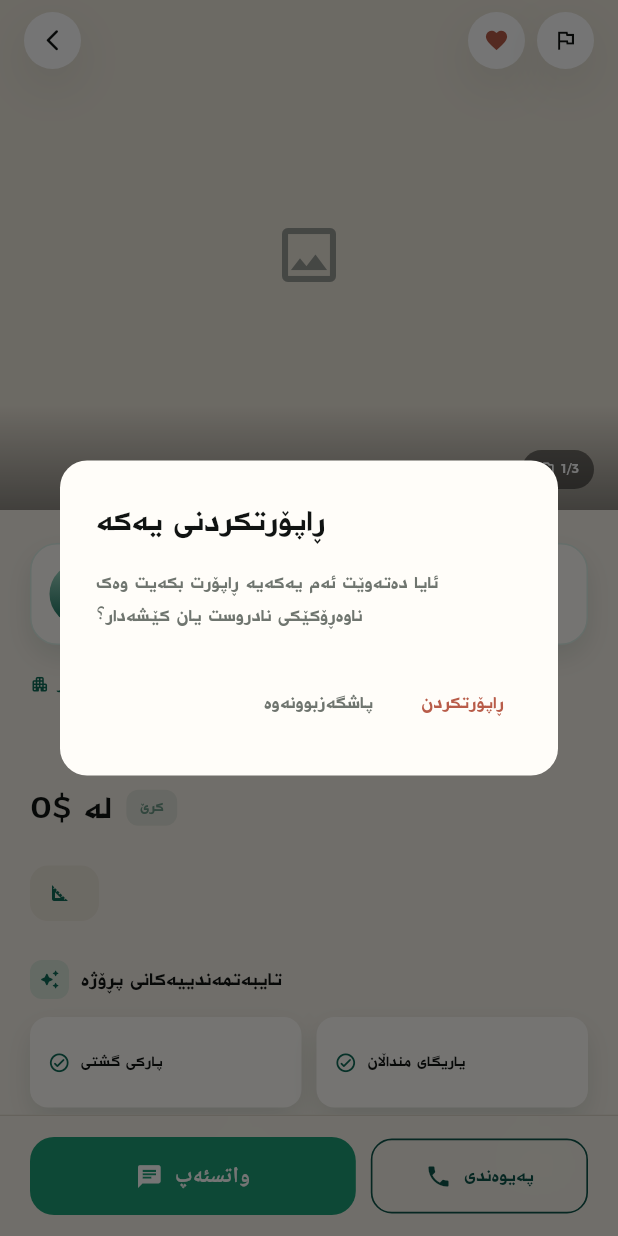
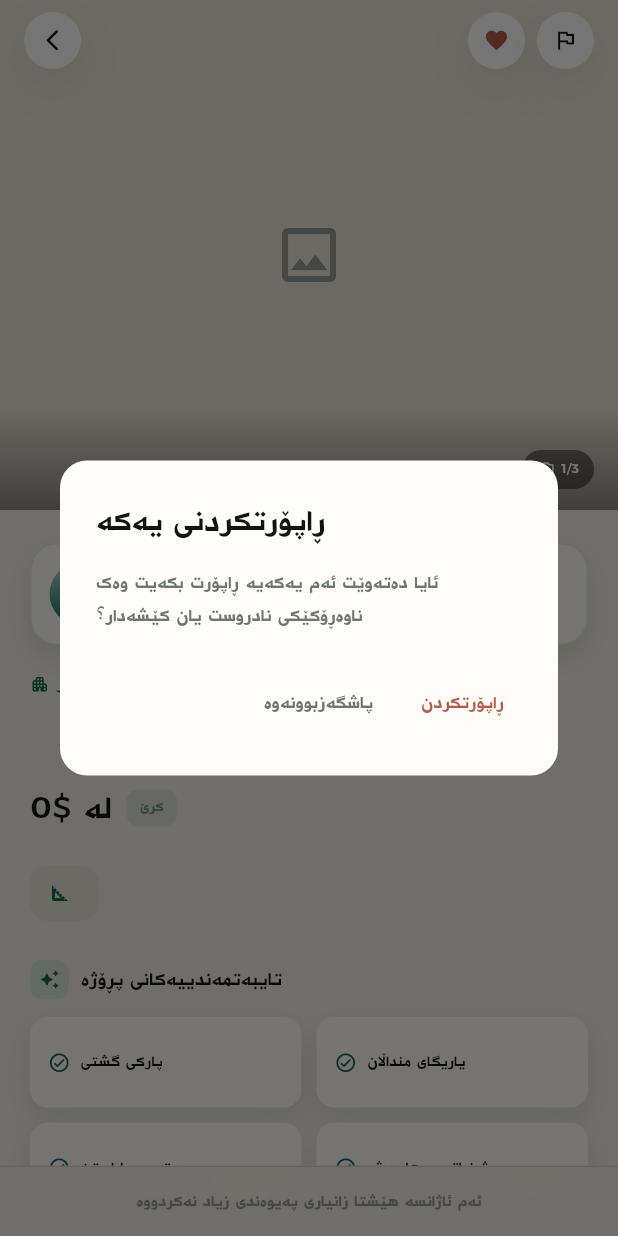
Before and after one commit to mabastindex-stack/shikodar, a Flutter app: the UnitDetailScreen screen opened directly with sample values from the repository, after a tap on the "favorite outline" icon, after a tap on the "flag" icon, on a phone screen of 412 x 824 dp. Run offline on Flutter 3.47's test engine with Material 3 defaults, Android fonts, the phone set to English and light mode, and no system bars; drawn by our look-alikes of cached_network_image, flutter_animate; our stand-ins replace dio, easy_localization, flutter_map, image_picker, latlong2, shared_preferences and 2 more; missing offline and left inert: flutter_map_animations; accounts and stored records are empty; network calls fail.

Commit message:
Stop routing every "contact" button through a placeholder phone number
- Contacting Shikodar itself (packages, boosting, offers, becoming a
  business) now goes to the real business number, centralized in one
  constant (shikodar_contact.dart) instead of copy-pasted everywhere
- Agency gains its own public phone/whatsapp (distinct from the private
  contract_phone) — agency/developer profiles, project and unit detail
  now contact that business's real number, with a plain "no contact
  info yet" state instead of a dead button when it hasn't set one
- Reel contact buttons now use the reel's own listing phone/whatsapp
  instead of the same placeholder

Co-Authored-By: Claude Sonnet 5 <noreply@anthropic.com>

```diff
--- a/assets/translations/ar.json
+++ b/assets/translations/ar.json
@@ -472,6 +472,7 @@
     "tab_reviews": "التقييمات",
     "tab_about": "نبذة",
     "empty_reviews": "لا توجد تقييمات بعد",
+    "no_contact_info": "لم تضف هذه الشركة معلومات تواصل بعد",
     "write_review_button": "اكتب تقييماً",
     "write_review_title": "اكتب تقييمك",
     "write_review_hint": "اكتب رأيك عن هذه الشركة (اختياري)",
--- a/assets/translations/en.json
+++ b/assets/translations/en.json
@@ -472,6 +472,7 @@
     "tab_reviews": "Reviews",
     "tab_about": "About",
     "empty_reviews": "No reviews yet",
+    "no_contact_info": "This business hasn't added contact info yet",
     "write_review_button": "Write a review",
     "write_review_title": "Write your review",
     "write_review_hint": "Share your thoughts about this company (optional)",
--- a/assets/translations/ku.json
+++ b/assets/translations/ku.json
@@ -472,6 +472,7 @@
     "tab_reviews": "هەڵسەنگاندن",
     "tab_about": "دەربارە",
     "empty_reviews": "هێشتا هیچ هەڵسەنگاندنێک نییە",
+    "no_contact_info": "ئەم ئاژانسە هێشتا زانیاری پەیوەندی زیاد نەکردووە",
     "write_review_button": "هەڵسەنگاندن بنووسە",
     "write_review_title": "هەڵسەنگاندنت بنووسە",
     "write_review_hint": "بۆچوونت لەبارەی ئەم کۆمپانیایە بنووسە (ئارەزوومەندانە)",
--- a/assets/translations/tk.json
+++ b/assets/translations/tk.json
@@ -472,6 +472,7 @@
     "tab_reviews": "Değerlendirmeler",
     "tab_about": "Hakkında",
     "empty_reviews": "Henüz değerlendirme yok",
+    "no_contact_info": "Bu şirket henüz iletişim bilgisi eklemedi",
     "write_review_button": "Değerlendirme yaz",
     "write_review_title": "Değerlendirmeni yaz",
     "write_review_hint": "Bu şirket hakkındaki görüşünü yaz (isteğe bağlı)",
--- a/lib/core/models/listing.dart
+++ b/lib/core/models/listing.dart
@@ -36,6 +36,12 @@ class Agency {
   final List<String> serviceAreas;
   final String bio;
 
+  /// The business's own public contact — how a browsing user reaches it
+  /// directly (profile page, or any project/unit without its own
+  /// listing-level phone/whatsapp). Null until the business sets one.
+  final String? phone;
+  final String? whatsapp;
+
   const Agency({
     required this.id,
     required this.name,
@@ -50,6 +56,8 @@ class Agency {
     this.specialties = const [],
     this.serviceAreas = const [],
     this.bio = '',
+    this.phone,
+    this.whatsapp,
   });
 
   Agency copyWith({
@@ -99,6 +107,8 @@ class Agency {
         specialties: (json['specialties'] as List?)?.map((e) => e.toString()).toList() ?? const [],
         serviceAreas: (json['service_areas'] as List?)?.map((e) => e.toString()).toList() ?? const [],
         bio: json['bio'] ?? '',
+        phone: json['phone'],
+        whatsapp: json['whatsapp'],
       );
 }
 
--- /dev/null
+++ b/lib/core/shikodar_contact.dart
@@ -0,0 +1,5 @@
+/// Shikodar's own business WhatsApp/phone number, in the "964XXXXXXXXXX"
+/// form the wa.me/tel: deep links use — for flows that contact Shikodar
+/// itself (packages, boosting, offers, becoming a business), as opposed to
+/// contacting a specific listing/agency's own number.
+const shikodarPhoneDigits = '9647515229868';
--- a/lib/features/offers/screens/offer_detail_screen.dart
+++ b/lib/features/offers/screens/offer_detail_screen.dart
@@ -3,6 +3,7 @@ import 'package:easy_localization/easy_localization.dart';
 import 'package:flutter/material.dart';
 import 'package:flutter_animate/flutter_animate.dart';
 import 'package:url_launcher/url_launcher.dart';
+import '../../../core/shikodar_contact.dart';
 import '../../../core/theme/app_colors.dart';
 import '../../../core/theme/app_palette.dart';
 import 'offers_list_screen.dart';
@@ -141,7 +142,7 @@ class _OfferDetailScreenState extends State<OfferDetailScreen> with SingleTicker
                     color: Colors.transparent,
                     borderRadius: BorderRadius.circular(14),
                     child: InkWell(
-                      onTap: () => launchUrl(Uri.parse('https://wa.me/9647700000000'), mode: LaunchMode.externalApplication),
+                      onTap: () => launchUrl(Uri.parse('https://wa.me/$shikodarPhoneDigits'), mode: LaunchMode.externalApplication),
                       borderRadius: BorderRadius.circular(14),
                       child: Container(
                         padding: const EdgeInsets.symmetric(vertical: 16),
--- a/lib/features/packages/screens/packages_screen.dart
+++ b/lib/features/packages/screens/packages_screen.dart
@@ -3,6 +3,7 @@ import 'package:easy_localization/easy_localization.dart';
 import 'package:flutter/material.dart';
 import 'package:flutter_animate/flutter_animate.dart';
 import 'package:url_launcher/url_launcher.dart';
+import '../../../core/shikodar_contact.dart';
 import '../../../core/theme/app_colors.dart';
 import '../../../core/theme/app_palette.dart';
 
@@ -347,7 +348,7 @@ class _PackagesScreenState extends State<PackagesScreen> {
                   width: double.infinity,
                   child: ElevatedButton.icon(
                     onPressed: () => launchUrl(
-                      Uri.parse('https://wa.me/9647700000000?text=${Uri.encodeComponent('packages.whatsapp_message'.tr(args: [plan.name]))}'),
+                      Uri.parse('https://wa.me/$shikodarPhoneDigits?text=${Uri.encodeComponent('packages.whatsapp_message'.tr(args: [plan.name]))}'),
                       mode: LaunchMode.externalApplication,
                     ),
                     icon: const Icon(Icons.chat, size: 18),
@@ -364,7 +365,7 @@ class _PackagesScreenState extends State<PackagesScreen> {
                 SizedBox(
                   width: double.infinity,
                   child: OutlinedButton.icon(
-                    onPressed: () => launchUrl(Uri.parse('tel:+9647700000000')),
+                    onPressed: () => launchUrl(Uri.parse('tel:+$shikodarPhoneDigits')),
                     icon: Icon(Icons.phone, size: 18, color: sheetPalette.primary),
                     label: Text('packages.call_action'.tr(), style: TextStyle(color: sheetPalette.primary)),
                     style: OutlinedButton.styleFrom(
--- a/lib/features/profile/screens/profile_screen.dart
+++ b/lib/features/profile/screens/profile_screen.dart
@@ -11,6 +11,7 @@ import '../../../core/models/project.dart';
 import '../../../core/network/listing_repository.dart';
 import '../../../core/network/project_repository.dart';
 import '../../../core/network/reel_repository.dart';
+import '../../../core/shikodar_contact.dart';
 import '../../../core/session/business_profile_store.dart';
 import '../../../core/session/user_session.dart';
 import '../../../core/theme/app_colors.dart';
@@ -961,7 +962,7 @@ class _ProfileScreenState extends State<ProfileScreen> with SingleTickerProvider
                 SizedBox(
                   width: double.infinity,
                   child: ElevatedButton.icon(
-                    onPressed: () => launchUrl(Uri.parse('https://wa.me/9647700000000'), mode: LaunchMode.externalApplication),
+                    onPressed: () => launchUrl(Uri.parse('https://wa.me/$shikodarPhoneDigits'), mode: LaunchMode.externalApplication),
                     icon: const Icon(Icons.chat, size: 18),
                     label: Text('listing.contact_whatsapp'.tr()),
                     style: ElevatedButton.styleFrom(backgroundColor: AppColors.whatsapp, foregroundColor: Colors.white, padding: const EdgeInsets.symmetric(vertical: 15)),
@@ -971,7 +972,7 @@ class _ProfileScreenState extends State<ProfileScreen> with SingleTickerProvider
                 SizedBox(
                   width: double.infinity,
                   child: OutlinedButton.icon(
-                    onPressed: () => launchUrl(Uri.parse('tel:+9647700000000')),
+                    onPressed: () => launchUrl(Uri.parse('tel:+$shikodarPhoneDigits')),
                     icon: Icon(Icons.phone, size: 18, color: palette.primary),
                     label: Text('listing.contact_call'.tr(), style: TextStyle(color: palette.primary)),
                     style: OutlinedButton.styleFrom(side: BorderSide(color: palette.primary.withOpacity(0.4)), padding: const EdgeInsets.symmetric(vertical: 15)),
--- a/lib/features/projects/screens/unit_detail_screen.dart
+++ b/lib/features/projects/screens/unit_detail_screen.dart
@@ -407,33 +407,39 @@ class _UnitDetailScreenState extends State<UnitDetailScreen> {
 
   Widget _contactBar() {
     final palette = context.palette;
+    final whatsappNumber = widget.project.agency.whatsapp ?? widget.project.agency.phone;
+    final callNumber = widget.project.agency.phone;
     return ClipRRect(
       child: BackdropFilter(
         filter: ImageFilter.blur(sigmaX: 18, sigmaY: 18),
         child: Container(
           padding: EdgeInsets.fromLTRB(20, 14, 20, 14 + MediaQuery.of(context).padding.bottom),
           decoration: BoxDecoration(color: palette.background.withOpacity(0.92), border: Border(top: BorderSide(color: palette.divider))),
-          child: Row(
+          child: whatsappNumber == null && callNumber == null
+              ? Text('agency_profile.no_contact_info'.tr(), textAlign: TextAlign.center, style: TextStyle(color: palette.textMuted, fontSize: 12.5))
+              : Row(
                   children: [
+                    if (whatsappNumber != null)
                       Expanded(
                         flex: 3,
                         child: ElevatedButton.icon(
                           onPressed: () {
                             context.read<ActivityRepository>().recordContact(type: 'project', id: widget.project.id);
-                    launchUrl(Uri.parse('https://wa.me/9647700000000'), mode: LaunchMode.externalApplication);
+                            launchUrl(Uri.parse('https://wa.me/964${whatsappNumber.replaceFirst(RegExp(r'^0'), '')}'), mode: LaunchMode.externalApplication);
                           },
                           icon: const Icon(Icons.chat, size: 18),
                           label: Text('listing.contact_whatsapp'.tr()),
                           style: ElevatedButton.styleFrom(backgroundColor: AppColors.whatsapp, foregroundColor: Colors.white),
                         ),
                       ),
-              const SizedBox(width: 10),
+                    if (whatsappNumber != null && callNumber != null) const SizedBox(width: 10),
+                    if (callNumber != null)
                       Expanded(
                         flex: 2,
                         child: OutlinedButton.icon(
                           onPressed: () {
                             context.read<ActivityRepository>().recordContact(type: 'project', id: widget.project.id);
-                    launchUrl(Uri.parse('tel:+9647700000000'));
+                            launchUrl(Uri.parse('tel:+964${callNumber.replaceFirst(RegExp(r'^0'), '')}'));
                           },
                           icon: const Icon(Icons.phone, size: 18),
                           label: Text('listing.contact_call'.tr()),
--- a/lib/features/reels/widgets/reel_overlay.dart
+++ b/lib/features/reels/widgets/reel_overlay.dart
@@ -14,12 +14,14 @@ class ReelOverlay extends StatelessWidget {
   const ReelOverlay({super.key, required this.listing});
 
   Future<void> _openWhatsApp() async {
-    final uri = Uri.parse('https://wa.me/9647700000000');
+    final number = (listing.whatsapp ?? listing.phone ?? '7700000000').replaceFirst(RegExp(r'^0'), '');
+    final uri = Uri.parse('https://wa.me/964$number');
     await launchUrl(uri, mode: LaunchMode.externalApplication);
   }
 
   Future<void> _call() async {
-    final uri = Uri.parse('tel:+9647700000000');
+    final number = (listing.phone ?? '7700000000').replaceFirst(RegExp(r'^0'), '');
+    final uri = Uri.parse('tel:+964$number');
     await launchUrl(uri);
   }
 
--- a/lib/shared/widgets/boost_sheet.dart
+++ b/lib/shared/widgets/boost_sheet.dart
@@ -1,6 +1,7 @@
 import 'package:easy_localization/easy_localization.dart';
 import 'package:flutter/material.dart';
 import 'package:url_launcher/url_launcher.dart';
+import '../../core/shikodar_contact.dart';
 import '../../core/theme/app_colors.dart';
 import '../../core/theme/app_palette.dart';
 
@@ -55,7 +56,7 @@ void showBoostSheet(BuildContext context, {required String itemName}) {
                 width: double.infinity,
                 child: ElevatedButton.icon(
                   onPressed: () => launchUrl(
-                    Uri.parse('https://wa.me/9647700000000?text=${Uri.encodeComponent('boost_sheet.whatsapp_message'.tr(args: [itemName]))}'),
+                    Uri.parse('https://wa.me/$shikodarPhoneDigits?text=${Uri.encodeComponent('boost_sheet.whatsapp_message'.tr(args: [itemName]))}'),
                     mode: LaunchMode.externalApplication,
                   ),
                   icon: const Icon(Icons.chat, size: 18),
@@ -72,7 +73,7 @@ void showBoostSheet(BuildContext context, {required String itemName}) {
               SizedBox(
                 width: double.infinity,
                 child: OutlinedButton.icon(
-                  onPressed: () => launchUrl(Uri.parse('tel:+9647700000000')),
+                  onPressed: () => launchUrl(Uri.parse('tel:+$shikodarPhoneDigits')),
                   icon: Icon(Icons.phone, size: 18, color: palette.primary),
                   label: Text('packages.call_action'.tr(), style: TextStyle(color: palette.primary)),
                   style: OutlinedButton.styleFrom(
```
Also changed, not shown: lib/features/agency/screens/agency_profile_screen.dart (+10 -4 lines), lib/features/developer/screens/developer_profile_screen.dart (+10 -4 lines), lib/features/projects/screens/project_detail_screen.dart (+10 -4 lines). Lines whose indentation alone changed are shown as unchanged.
